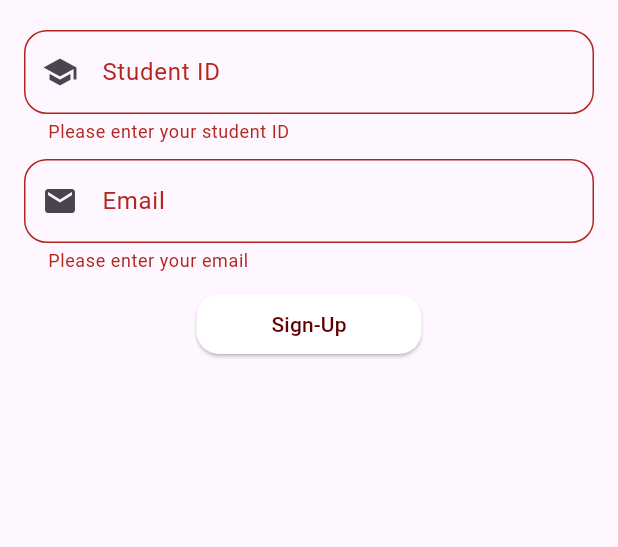
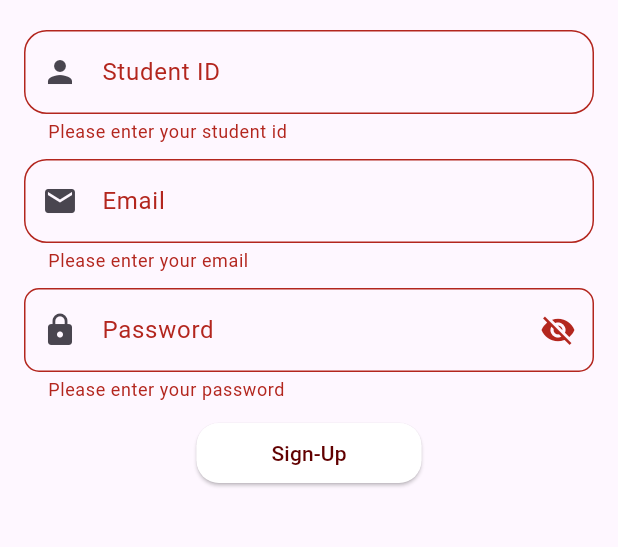
Before and after one commit to phirito/MentalEase_3, a Flutter app: the SignUpArea screen opened directly, after a tap on "Sign-Up", on a phone screen of 412 x 824 dp, the part 438-985 px from its top. Run offline on Flutter 3.47's test engine with Material 3 defaults, Android fonts, the light colour scheme and no system bars; our stand-ins replace audioplayers, carousel_slider, file_picker, fl_chart, flashy_tab_bar2, flutter_local_notifications and 5 more; accounts and stored records are empty.

Commit message:
new commit

```diff
--- a/lib/features/signup/signup_area.dart
+++ b/lib/features/signup/signup_area.dart
@@ -2,7 +2,6 @@ import 'package:flutter/material.dart';
 import 'package:mentalease_2/widgets/shared_widgets.dart';
 import 'package:mentalease_2/core/services/api_service.dart';
 import 'package:mentalease_2/features/signup/signup_details_page.dart';
-import 'package:supabase_flutter/supabase_flutter.dart';
 
 class SignUpArea extends StatefulWidget {
   const SignUpArea({super.key});
@@ -13,70 +12,51 @@ class SignUpArea extends StatefulWidget {
 
 class _SignUpAreaState extends State<SignUpArea> {
   final _formKey = GlobalKey<FormState>();
-  final ApiService _apiService = ApiService();
+  final ApiServices _apiServices = ApiServices(); // Use the ApiServices class
 
-  // Controllers...
-  final TextEditingController _studIDController = TextEditingController();
+  // Controllers for the input fields
+  final TextEditingController _idnumberController = TextEditingController();
   final TextEditingController _emailController = TextEditingController();
+  final TextEditingController _passwordController = TextEditingController();
 
-  // Method to check if the student ID exists in the database
-  Future<bool> _isStudentInDatabase(String studentID) async {
-    try {
-      final response = await Supabase.instance.client
-          .from('users')
-          .select('id_number')
-          .eq('id_number', studentID)
-          .maybeSingle();
+  // Track the visibility of the password
+  bool _isPasswordVisible = false;
 
-      return response != null;
-    } catch (e) {
-      print('Error checking student ID: $e');
-      return false;
-    }
-  }
-
+  // Function to handle sign-up logic
   void _signup(BuildContext context) async {
     if (_formKey.currentState!.validate()) {
-      bool isStudentInDB =
-          await _isStudentInDatabase(_studIDController.text.trim());
+      try {
+        // Call the ApiServices signUp method
+        var response = await _apiServices.signUp(
+          _idnumberController.text.trim(),
+          _emailController.text.trim(),
+          _passwordController.text.trim(),
+        );
 
-      if (!isStudentInDB) {
+        // Handle the response
+        if (response['status'] == 'success') {
           ScaffoldMessenger.of(context).showSnackBar(
             const SnackBar(
-              content: Text('Student ID not found in the database.')),
-        );
-        return; // Stop further processing if student ID is not found
-      }
-
-      try {
-        // Proceed with email sign-up
-        final AuthResponse response =
-            await Supabase.instance.client.auth.signUp(
-          email: _emailController.text.trim(),
-          password: '', // Optionally, handle password input as needed
-        );
-        if (response.user != null) {
-          ScaffoldMessenger.of(context).showSnackBar(
-            const SnackBar(
-                content: Text('Sign-Up successful! Please verify your email.')),
+              content: Text(
+                  'Sign-Up successful! Your account is pending admin approval.'),
+              duration: Duration(seconds: 8),
+            ),
           );
 
-          if (response.user!.emailConfirmedAt != null) {
+          // Navigate to the next page after successful registration
           Navigator.pushReplacement(
             context,
             MaterialPageRoute(
               builder: (context) => SignUpDetailsPage(
-                  apiService: _apiService,
-                  idNumber: _studIDController.text.trim(),
+                apiService: _apiServices,
+                idNumber: _idnumberController.text.trim(),
               ),
             ),
           );
-          }
         } else {
-          // Sign-Up failed
+          // If the sign-up fails, show the error message
           ScaffoldMessenger.of(context).showSnackBar(
-            const SnackBar(
-                content: Text('Sign-Up failed. Please try again later.')),
+            SnackBar(content: Text('Sign-Up failed: ${response['message']}')),
           );
         }
       } catch (e) {
@@ -110,14 +90,14 @@ class _SignUpAreaState extends State<SignUpArea> {
                 ),
               ),
               customTextFormField(
-                controller: _studIDController,
+                controller: _idnumberController,
                 labelText: "Student ID",
                 hintText: "Enter Student ID",
-                prefixIcon: Icons.school,
-                keyboardType: TextInputType.text, // Changed to text
+                prefixIcon: Icons.person,
+                keyboardType: TextInputType.text,
                 validator: (value) {
                   if (value == null || value.isEmpty) {
-                    return 'Please enter your student ID';
+                    return 'Please enter your student id';
                   }
                   return null;
                 },
@@ -139,8 +119,40 @@ class _SignUpAreaState extends State<SignUpArea> {
                 },
               ),
               vSpacer(10),
+              TextFormField(
+                controller: _passwordController,
+                obscureText:
+                    !_isPasswordVisible, // Toggle obscureText based on visibility
+                decoration: InputDecoration(
+                  labelText: "Password",
+                  hintText: "Enter password",
+                  prefixIcon: const Icon(Icons.lock),
+                  suffixIcon: IconButton(
+                    icon: Icon(
+                      _isPasswordVisible
+                          ? Icons.visibility
+                          : Icons.visibility_off,
+                    ),
+                    onPressed: () {
+                      setState(() {
+                        _isPasswordVisible = !_isPasswordVisible;
+                      });
+                    },
+                  ),
+                  border: OutlineInputBorder(
+                    borderRadius: BorderRadius.circular(10),
+                  ),
+                ),
+                validator: (value) {
+                  if (value == null || value.isEmpty) {
+                    return 'Please enter your password';
+                  }
+                  return null;
+                },
+              ),
+              vSpacer(10),
               ElevatedButton(
-                onPressed: () => _signup(context), // Pass context to _signup
+                onPressed: () => _signup(context), // Call the signup function
                 style: ElevatedButton.styleFrom(
                   foregroundColor: const Color.fromARGB(255, 97, 0, 0),
                   backgroundColor: const Color.fromARGB(255, 255, 255, 255),
--- a/pubspec.yaml
+++ b/pubspec.yaml
@@ -13,7 +13,7 @@ dependencies:
   cupertino_icons: ^1.0.6
   animated_bottom_navigation_bar: ^1.0.0+2
   flashy_tab_bar2: ^0.0.10
-  http: ^0.13.6
+  http: ^0.13.3
   shared_preferences: ^2.0.0
   intl: ^0.18.0
   fl_chart: ^0.69.0
```
Also changed, not shown: lib/core/models/users_model.dart (+21 -0 lines), lib/core/services/api_service.dart (+39 -30 lines), lib/features/signin/login_area.dart (+29 -7 lines), lib/features/signup/signup_details_page.dart (+45 -92 lines), lib/main.dart (+0 -18 lines). Lines whose indentation alone changed are shown as unchanged.
